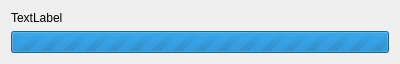
Old version of the form controlprogressindicator.ui in the repository KDE/akonadi.
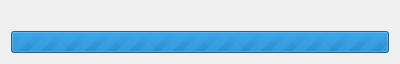
New version of the form.

Commit message: remove placeholder texts from ui files

Diff of the .ui file:
```diff
--- a/controlprogressindicator.ui
+++ b/controlprogressindicator.ui
@@ -13,7 +13,7 @@
    <item>
     <widget class="QLabel" name="statusLabel" >
      <property name="text" >
-      <string>TextLabel</string>
+      <string/>
      </property>
     </widget>
    </item>
```
